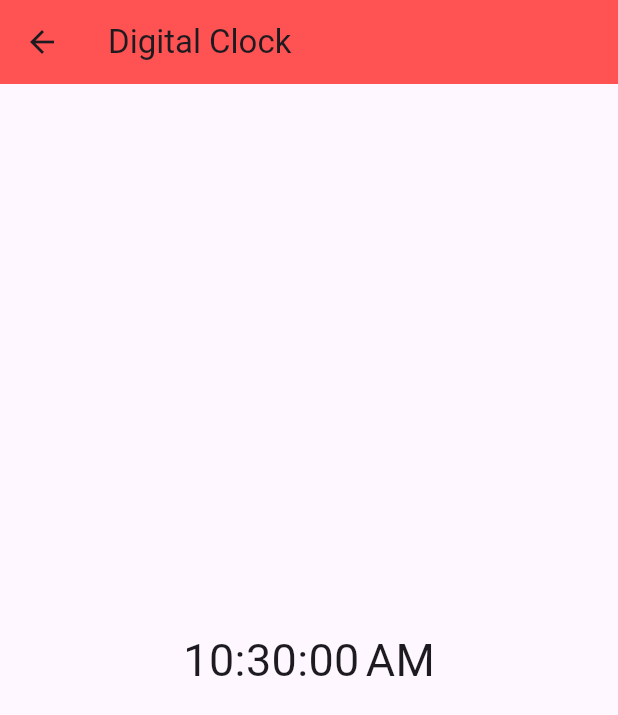
After one commit to phamhuuloc219/flutter, a Flutter app: the DigitalClock screen opened directly, on a phone screen of 412 x 824 dp. The commit adds this screen. Shown: the top 715 px of the screen. Run offline on Flutter 3.47's test engine with Material 3 defaults, Android fonts, the phone set to English and light mode, and no system bars; our stand-ins replace badges, flutter_rating_bar, get.

Commit message:
digital clock

```diff
--- /dev/null
+++ b/lib/digital_clock_app/digital_clock.dart
@@ -0,0 +1,43 @@
+import 'dart:async';
+import 'package:intl/intl.dart';
+import 'package:flutter/material.dart';
+
+class DigitalClock extends StatefulWidget {
+  const DigitalClock({super.key});
+
+  @override
+  State<DigitalClock> createState() => _DigitalClockState();
+}
+
+class _DigitalClockState extends State<DigitalClock> {
+  late String clock;
+
+  @override
+  void initState() {
+    Timer.periodic(Duration(seconds: 1),(timer){
+      var formatter = new DateFormat('jms');
+      setState(() {
+        clock = formatter.format(DateTime.now());
+      });
+    });
+    super.initState();
+  }
+
+  @override
+  Widget build(BuildContext context) {
+    return Scaffold(
+      appBar: AppBar(
+        title: Text("Digital Clock"),
+        backgroundColor: Colors.redAccent,
+      ),
+      body: Center(
+        child: Container(
+          child: Text(
+            "$clock",
+            style: TextStyle(fontSize: 30),
+          ),
+        ),
+      ),
+    );
+  }
+}
--- a/lib/page_home.dart
+++ b/lib/page_home.dart
@@ -1,5 +1,6 @@
 import 'package:flutter/material.dart';
 import 'package:huu_loc63130680_flutter/commercial_app/home_page_store.dart';
+import 'package:huu_loc63130680_flutter/digital_clock_app/digital_clock.dart';
 import 'package:huu_loc63130680_flutter/profile/thuchanh/page_profile_th.dart';
 
 class PageHome extends StatelessWidget {
@@ -17,7 +18,8 @@ class PageHome extends StatelessWidget {
           child: Column(
             children: [
               _buildButton(context, label:"My Profile", destination: MyProfile()),
-              _buildButton(context, label: "Fruit Store", destination: AppFruitStore())
+              _buildButton(context, label: "Fruit Store", destination: AppFruitStore()),
+              _buildButton(context, label: "Digital Clock", destination: DigitalClock())
             ],
           ),
         ),
--- a/pubspec.yaml
+++ b/pubspec.yaml
@@ -38,6 +38,7 @@ dependencies:
   get: ^4.6.6
   badges: ^3.1.2
   flutter_rating_bar: ^4.0.1
+  intl: ^0.19.0
 
 dev_dependencies:
   flutter_test:
```
Also changed, not shown: pubspec.lock.
